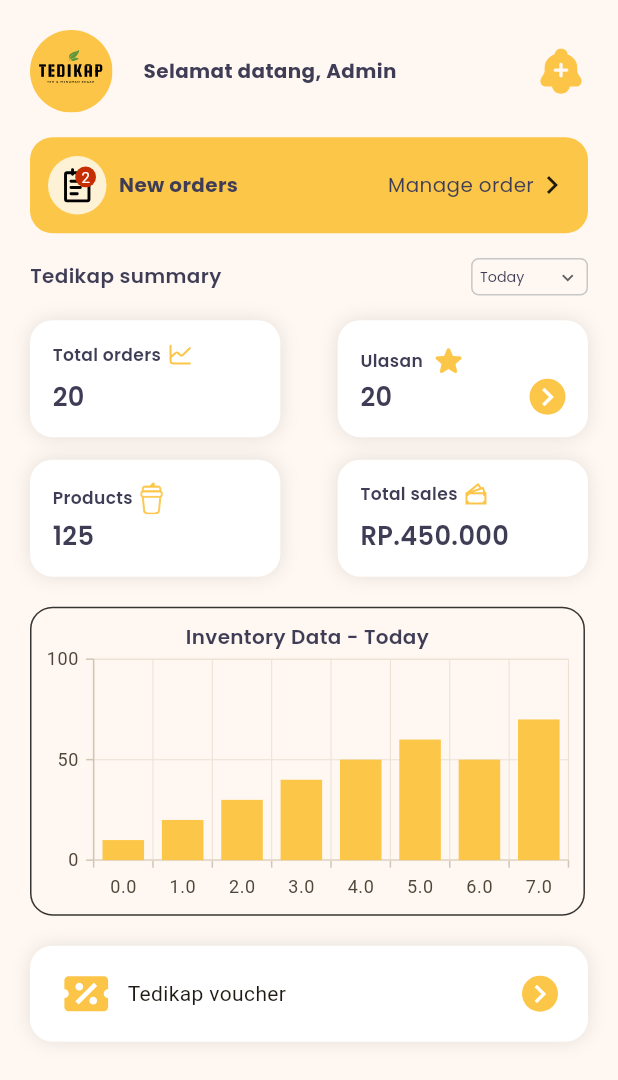
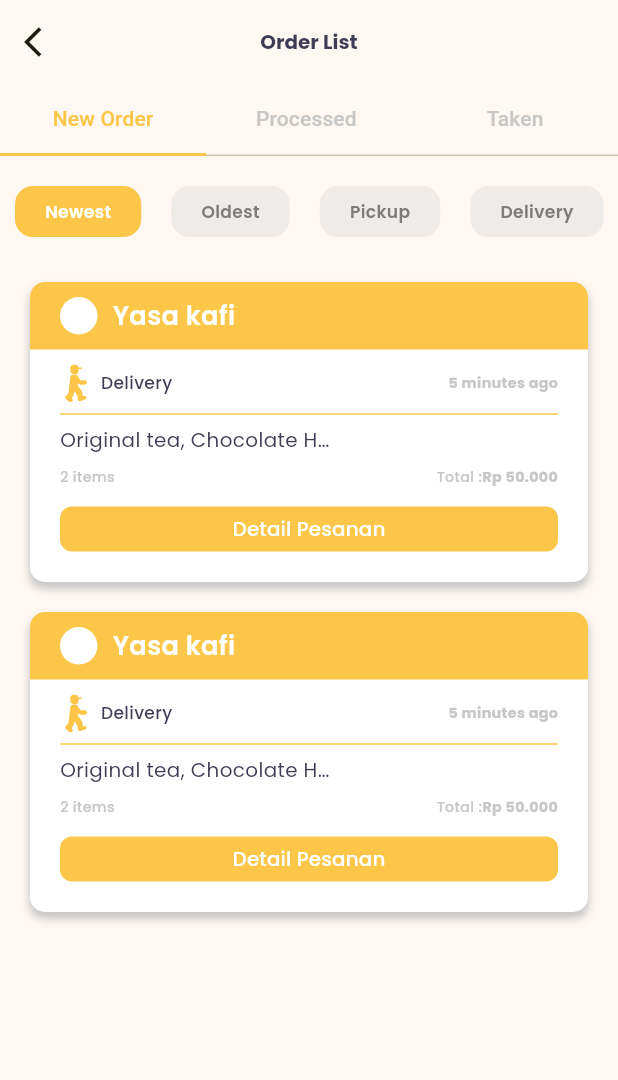
Before and after one commit to Azzahira-Calista/tedikap-admin-flutter, a Flutter app: the HomePage screen opened by its route, after a tap on an icon or button, on a phone screen of 412 x 824 dp. Shown: the top 1080 px of the screen. Run offline on Flutter 3.47's test engine with Material 3 defaults, Android fonts, the phone set to English and light mode, and no system bars; our stand-ins replace dropdown_button2, flutter_svg, get, google_fonts, syncfusion_flutter_charts; missing offline and left inert: dart:ffi, filter_list.

Commit message:
feat[CA]add order list pages

```diff
--- /dev/null
+++ b/lib/binding/order_binding.dart
@@ -0,0 +1,9 @@
+import 'package:get/get.dart';
+import 'package:tedikap_admin/controllers/order_page_controller.dart';
+
+class OrderBinding extends Bindings {
+  @override
+  void dependencies() {
+    Get.lazyPut(() => OrderController());
+  }
+}
--- /dev/null
+++ b/lib/controllers/order_page_controller.dart
@@ -0,0 +1,9 @@
+import 'package:get/get.dart';
+
+class OrderController extends GetxController {
+  var currentIndex = 0.obs;
+
+  void setCurrentIndex(int index) {
+    currentIndex.value = index;
+  }
+}
--- a/lib/router/pages.dart
+++ b/lib/router/pages.dart
@@ -2,10 +2,13 @@ import 'package:get/get.dart';
 import 'package:tedikap_admin/binding/chat_binding.dart';
 import 'package:tedikap_admin/binding/home_binding.dart';
 import 'package:tedikap_admin/binding/menu_binding.dart';
-import 'package:tedikap_admin/controllers/home_controller.dart';
+import 'package:tedikap_admin/binding/order_binding.dart';
 import 'package:tedikap_admin/views/chat/chat_admin.dart';
 import 'package:tedikap_admin/views/home/home_admin.dart';
+import 'package:tedikap_admin/views/home/order_list.dart';
 import 'package:tedikap_admin/views/menu/menu_admin.dart';
+import 'package:tedikap_admin/views/start/splash_screen.dart';
+import 'package:tedikap_admin/views/start/splash_screen_two.dart';
 import 'package:tedikap_admin/widgets/bottom_navbar.dart';
 
 part 'router.dart';
@@ -13,7 +16,7 @@ part 'router.dart';
 class AppPages {
   AppPages._();
 
-  static const INITIAL = Routes.NAVBAR;
+  static const INITIAL = Routes.MENU;
 
   static final routes = [
     GetPage(
@@ -44,5 +47,22 @@ class AppPages {
       transition: Transition.fadeIn,
       transitionDuration: const Duration(milliseconds: 300),
     ),
+    GetPage(
+      name: _Paths.ORDER,
+      page: () => OrderList(),
+      binding: OrderBinding(),
+      transition: Transition.fadeIn,
+      transitionDuration: const Duration(milliseconds: 300),
+    ),
+    GetPage(
+      name: _Paths.SPLASH1,
+      page: () => SplashAdmin(),
+      transition: Transition.fadeIn,
+    ),
+    GetPage(
+      name: _Paths.SPLASH2,
+      page: () => SplashTwo(),
+      transition: Transition.fadeIn,
+    ),
   ];
 }
--- a/lib/router/router.dart
+++ b/lib/router/router.dart
@@ -6,6 +6,9 @@ abstract class Routes {
   static const MENU = _Paths.MENU;
   static const CHAT = _Paths.CHAT;
   static const NAVBAR = _Paths.NAVBAR;
+  static const ORDER = _Paths.ORDER;
+  static const SPLASH1 = _Paths.SPLASH1;
+  static const SPLASH2 = _Paths.SPLASH2;
 }
 
 abstract class _Paths {
@@ -14,5 +17,8 @@ abstract class _Paths {
   static const MENU = '/menu';
   static const CHAT = '/chat';
   static const NAVBAR = '/bottom-navbar';
+  static const ORDER = '/order';
+  static const SPLASH1 = '/splash1';
+  static const SPLASH2 = '/splash2';
 
 }
--- a/lib/themes.dart
+++ b/lib/themes.dart
@@ -18,6 +18,8 @@ const Color red = Color.fromARGB(255, 198, 45, 0);
 const Color white = Color.fromARGB(255, 255, 255, 255);
 const Color black = Color.fromARGB(200, 0, 0, 0);
 const Color cream = Color.fromARGB(255, 254, 242, 214);
+const Color darkGrey = Color.fromARGB(255, 126, 123, 123);
+const Color lightGrey = Color.fromARGB(255, 239, 235, 233);
 
 const Color shadowBlack = Color.fromARGB(25, 0, 0, 0);
 
@@ -119,3 +121,4 @@ String chatFilledIcon = "assets/chat_filled_icon.svg";
 String editIcon = "assets/edit_icon.svg";
 String coupon = "assets/coupon_icon.svg";
 String price = "assets/price_icon.svg";
+String deliveryIcon = "assets/delivery_icon.svg";
--- a/lib/views/home/home_admin.dart
+++ b/lib/views/home/home_admin.dart
@@ -3,6 +3,7 @@ import 'package:flutter_svg/flutter_svg.dart';
 import 'package:get/get.dart';
 import 'package:syncfusion_flutter_charts/charts.dart';
 import 'package:tedikap_admin/controllers/home_controller.dart';
+import 'package:tedikap_admin/router/pages.dart';
 import 'package:tedikap_admin/themes.dart';
 import 'package:dropdown_button2/dropdown_button2.dart';
 import 'package:tedikap_admin/widgets/bottom_navbar.dart';
@@ -52,7 +53,9 @@ class HomePage extends StatelessWidget {
                   height: MediaQuery.sizeOf(context).height * 0.02,
                 ),
                 InkWell(
-                  onTap: () => (),
+                  onTap: () {
+                    Get.toNamed(Routes.ORDER);
+                  },
                   child: Container(
                     padding: EdgeInsets.all(12),
                     height: 64,
--- /dev/null
+++ b/lib/views/home/order_list.dart
@@ -0,0 +1,92 @@
+import 'package:flutter/material.dart';
+import 'package:get/get.dart';
+import 'package:tedikap_admin/controllers/order_page_controller.dart';
+import 'package:tedikap_admin/themes.dart';
+import 'package:filter_list/filter_list.dart';
+import 'package:tedikap_admin/widgets/order_card.dart';
+import 'package:tedikap_admin/widgets/order_filter.dart';
+
+class OrderList extends StatelessWidget {
+  OrderController controller = Get.put(OrderController());
+
+  @override
+  final List<String> items = [
+    "Newest",
+    "Oldest",
+    "Pickup",
+    "Delivery",
+  ];
+
+  @override
+  Widget build(BuildContext context) {
+    return DefaultTabController(
+      length: 3,
+      child: Scaffold(
+        appBar: AppBar(
+          leading: IconButton(
+            onPressed: () {
+              Get.back();
+            },
+            icon: Icon(Icons.arrow_back_ios),
+          ),
+          title: Text(
+            "Order List",
+            style: appBarText,
+          ),
+          centerTitle: true,
+          bottom: const TabBar(
+            unselectedLabelColor: offColor,
+            labelColor: primaryColor,
+            indicatorColor: primaryColor,
+            indicatorSize: TabBarIndicatorSize.tab,
+            tabs: [
+              Tab(
+                text: ("New Order"),
+              ),
+              Tab(
+                text: ("Processed "),
+              ),
+              Tab(
+                text: ("Taken"),
+              )
+            ],
+          ),
+        ),
+        body: TabBarView(
+          children: [
+            Scaffold(
+              body: Column(
+                children: [
+                  Container(
+                    height: 34,
+                    margin: EdgeInsets.symmetric(vertical: 20),
+                    width: MediaQuery.of(context).size.width,
+                    child: OrderFilter(),
+                  ),
+                  Container(
+                    padding: EdgeInsets.symmetric(horizontal: 20, vertical: 10
+                        // MediaQuery.of(context).size.width * 0.02,
+                        ),
+                    child: ListView.builder(
+                      shrinkWrap: true,
+                      itemCount: 2,
+                      itemBuilder: (BuildContext context, int index) {
+                        return OrderCard();
+                      },
+                    ),
+                  ),
+                ],
+              ),
+            ),
+            Scaffold(
+              body: Text("processed order"),
+            ),
+            Scaffold(
+              body: Text("taken"),
+            ),
+          ],
+        ),
+      ),
+    );
+  }
+}
--- a/lib/views/menu/menu_admin.dart
+++ b/lib/views/menu/menu_admin.dart
@@ -114,7 +114,7 @@ class MenuPage extends StatelessWidget {
               children: [
                 SingleChildScrollView(
                   child: Container(
-                    padding: EdgeInsets.all(20),
+                    padding: EdgeInsets.all(MediaQuery.of(context).size.width * 0.02,),
                     child: Column(
                       children: [
                         GridView.builder(
@@ -132,7 +132,7 @@ class MenuPage extends StatelessWidget {
                             return ItemWidget();
                           },
                         ),
-                        SizedBox(height: 30), // Adjust the height as needed
+                        SizedBox(height: 30),
                         myButton(
                             text: 'Tambah menu',
                             onPressed: () {},
--- /dev/null
+++ b/lib/widgets/order_card.dart
@@ -0,0 +1,155 @@
+import 'package:flutter/material.dart';
+import 'package:flutter_svg/flutter_svg.dart';
+import 'package:get/get.dart';
+import 'package:tedikap_admin/themes.dart';
+import 'package:tedikap_admin/widgets/button.dart';
+
+class OrderCard extends StatelessWidget {
+  const OrderCard({super.key});
+
+  @override
+  Widget build(BuildContext context) {
+    return Container(
+      height: 200,
+      margin: EdgeInsets.only(bottom: 20),
+      width: MediaQuery.of(context).size.width,
+      decoration: BoxDecoration(
+        color: white,
+        borderRadius: BorderRadius.circular(10),
+        boxShadow: const [
+          BoxShadow(
+              color: offColor,
+              offset: Offset(0, 4),
+              blurRadius: 4,
+              spreadRadius: 0.25)
+        ],
+      ),
+      child: Column(
+        children: [
+          Container(
+            padding: EdgeInsets.symmetric(horizontal: 20, vertical: 10),
+            decoration: BoxDecoration(
+              color: primaryColor,
+              borderRadius: BorderRadius.only(
+                topLeft: Radius.circular(10),
+                topRight: Radius.circular(10),
+              ),
+            ),
+            child: Row(
+              children: [
+                Container(
+                  height: 25,
+                  width: 25,
+                  decoration: BoxDecoration(
+                    color: white,
+                    borderRadius: BorderRadius.circular(20),
+                  ),
+                ),
+                SizedBox(
+                  width: 10,
+                ),
+                Text(
+                  "Yasa kafi",
+                  style: cardText.copyWith(color: white),
+                )
+              ],
+            ),
+          ),
+          Container(
+            padding: EdgeInsets.symmetric(horizontal: 20, vertical: 10),
+            child: Column(
+              children: [
+                Row(
+                  mainAxisAlignment: MainAxisAlignment.spaceBetween,
+                  children: [
+                    Container(
+                      child: Row(
+                        children: [
+                          SvgPicture.asset(
+                            deliveryIcon,
+                            height: 25,
+                          ),
+                          Text(
+                            "Delivery",
+                            style: cardTitle.copyWith(
+                              fontWeight: FontWeight.w500,
+                            ),
+                          )
+                        ],
+                      ),
+                    ),
+                    Text("5 minutes ago",
+                        style: smallText.copyWith(
+                            color: offColor, fontWeight: FontWeight.w700)),
+                  ],
+                ),
+                Divider(
+                  color: primaryColor,
+                ),
+                Container(
+                  child: Column(
+                    mainAxisAlignment: MainAxisAlignment.spaceBetween,
+                    crossAxisAlignment: CrossAxisAlignment.start,
+                    children: [
+                      Container(
+                          width: 180,
+                          child: Text(
+                            "Original tea, Chocolate Hazelnut",
+                            style: normalText,
+                            maxLines: 1,
+                            overflow: TextOverflow.ellipsis,
+                          )),
+                      SizedBox(
+                          height: MediaQuery.sizeOf(context).height * 0.01),
+                      Row(
+                        mainAxisAlignment: MainAxisAlignment.spaceBetween,
+                        children: [
+                          Text("2 items",
+                              style: smallText.copyWith(
+                                  color: offColor,
+                                  fontWeight: FontWeight.w500)),
+                          Row(
+                            children: [
+                              Text("Total :",
+                                  style: smallText.copyWith(
+                                      color: offColor,
+                                      fontWeight: FontWeight.w500)),
+                              Text("Rp 50.000",
+                                  style: smallText.copyWith(
+                                      color: offColor,
+                                      fontWeight: FontWeight.w700)),
+                            ],
+                          ),
+                        ],
+                      ),
+                      SizedBox(
+                          height: MediaQuery.sizeOf(context).height * 0.015),
+                      Container(
+                          width: MediaQuery.sizeOf(context).width,
+                          height: 30,
+                          child: ElevatedButton(
+                            onPressed: () {},
+                            child: Center(
+                              child: Text("Detail Pesanan",
+                                  style: button2.copyWith(color: white)),
+                            ),
+                            style: ElevatedButton.styleFrom(
+                                // primary: Colors.transparent,
+                                shadowColor: Colors.transparent,
+                                backgroundColor: primaryColor,
+                                foregroundColor: white,
+                                shape: RoundedRectangleBorder(
+                                  borderRadius: BorderRadius.circular(8),
+                                )),
+                          ))
+                    ],
+                  ),
+                )
+              ],
+            ),
+          )
+        ],
+      ),
+    );
+  }
+}
--- /dev/null
+++ b/lib/widgets/order_filter.dart
@@ -0,0 +1,54 @@
+import 'package:flutter/material.dart';
+import 'package:get/get.dart';
+import 'package:tedikap_admin/controllers/order_page_controller.dart';
+
+import '../themes.dart';
+
+class OrderFilter extends StatelessWidget {
+  OrderController controller = Get.put(OrderController());
+
+ @override
+  final List<String> items = [
+    "Newest",
+    "Oldest",
+    "Pickup",
+    "Delivery",
+  ];
+
+  @override
+  Widget build(BuildContext context) {
+    return ListView.builder(
+      itemCount: items.length,
+      physics: const BouncingScrollPhysics(),
+      scrollDirection: Axis.horizontal,
+      itemBuilder: (BuildContext context, int index) {
+        return GestureDetector(
+          onTap: () {
+            controller.setCurrentIndex(index);
+          },
+          child: Obx(() => AnimatedContainer(
+                duration: Duration(milliseconds: 300),
+                margin: EdgeInsets.symmetric(horizontal: 10, vertical: 0),
+                padding: EdgeInsets.symmetric(horizontal: 20, vertical: 8),
+                decoration: BoxDecoration(
+                  color: controller.currentIndex.value == index
+                      ? primaryColor
+                      : lightGrey,
+                  borderRadius: BorderRadius.circular(12),
+                ),
+                child: Center(
+                  child: Text(
+                    items[index],
+                    style: cardTitle.copyWith(
+                      color: controller.currentIndex.value == index
+                          ? white
+                          : darkGrey,
+                    ),
+                  ),
+                ),
+              )),
+        );
+      },
+    );
+  }
+}
--- a/pubspec.yaml
+++ b/pubspec.yaml
@@ -40,6 +40,7 @@ dependencies:
   get:
   syncfusion_flutter_charts: ^25.1.41+2
   dropdown_button2: ^2.3.9
+  filter_list:
 
 dev_dependencies:
   flutter_test:
```
Also changed, not shown: assets/delivery_icon.svg (added), pubspec.lock.
